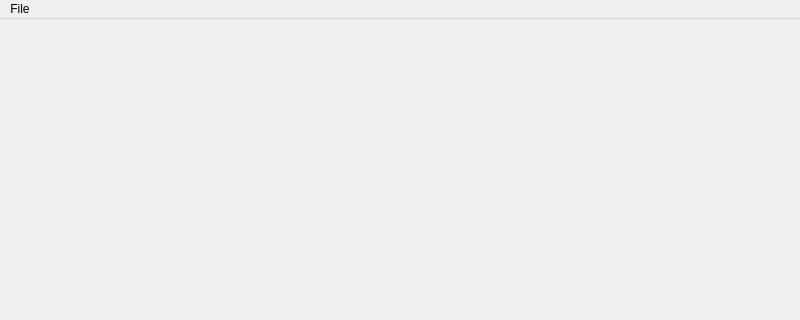
First picture: the form in source/qt_Kviewer/s4Kviewer.ui, repository freestockso/s4, before the edit; both pictures show x 0 to 800 and y 0 to 320 of the 800 by 600 pixel window.
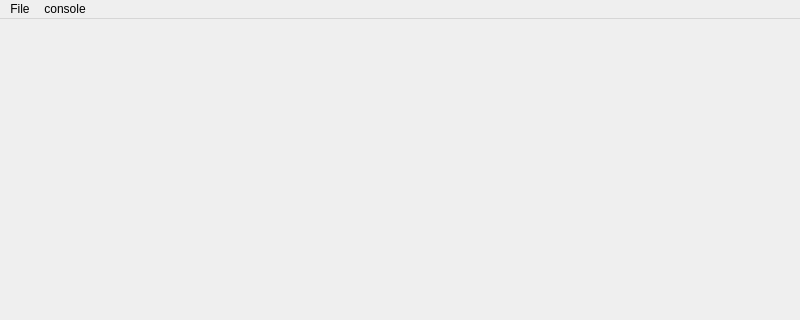
Second picture: the form after the edit.

Commit message: Prepare for console dialog.

Patch:
```diff
--- a/source/qt_Kviewer/s4Kviewer.ui
+++ b/source/qt_Kviewer/s4Kviewer.ui
@@ -30,7 +30,14 @@
     <addaction name="actionOpen"/>
     <addaction name="actionExit"/>
    </widget>
+   <widget class="QMenu" name="menuconsole">
+    <property name="title">
+     <string>console</string>
+    </property>
+    <addaction name="actionCallConsole"/>
+   </widget>
    <addaction name="menuFile"/>
+   <addaction name="menuconsole"/>
   </widget>
   <widget class="QStatusBar" name="statusbar"/>
   <action name="actionOpen">
```
Left out of the diff: 5 changed lines with no effect on the pictures. The commit also changes 10 other files.
